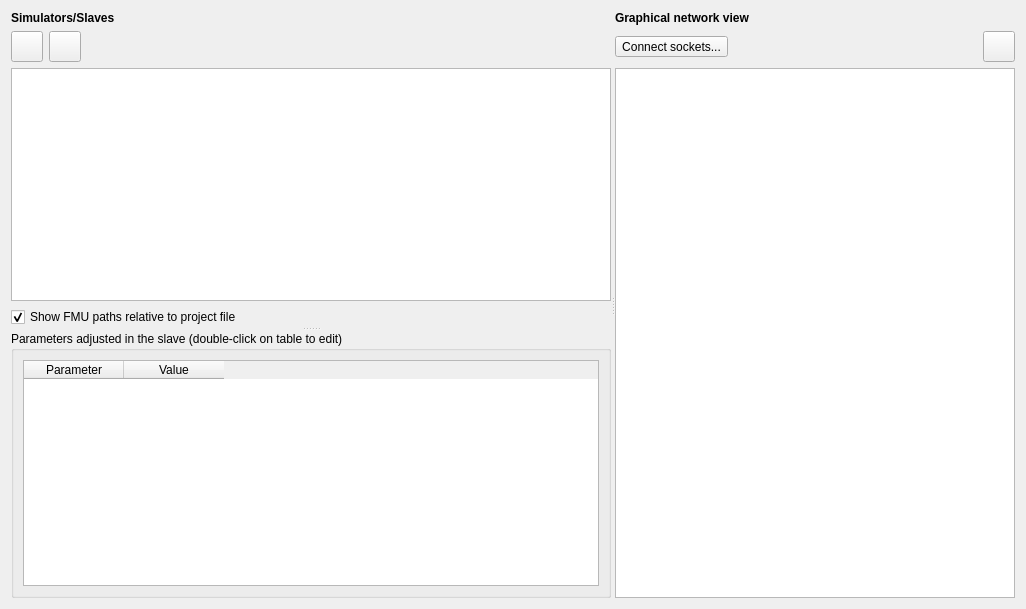
This is MasterSimulatorUI/src/MSIMViewSlaves.ui in ghorwin/MasterSim as Qt 5 draws it before an edit. The edited form follows.
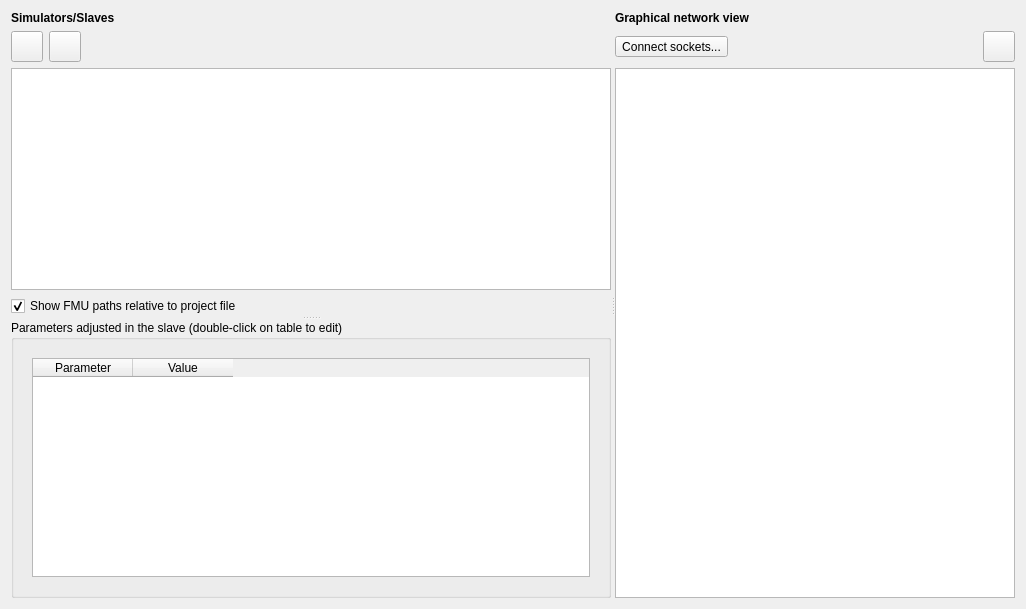
This is the edited form. The open tabs and pages were chosen to show the change. Icons and pictures are not drawn. Custom widgets are drawn as their Qt base class.

What changed in the file:
```diff
--- a/MasterSimulatorUI/src/MSIMViewSlaves.ui
+++ b/MasterSimulatorUI/src/MSIMViewSlaves.ui
@@ -128,6 +128,10 @@
        </property>
        <layout class="QVBoxLayout" name="verticalLayout_4">
         <item>
+         <widget class="QStackedWidget" name="stackedWidget">
+          <widget class="QWidget" name="pageProperties">
+           <layout class="QVBoxLayout" name="verticalLayout_2">
+            <item>
          <widget class="QTableWidget" name="widgetProperties">
           <property name="alternatingRowColors">
            <bool>true</bool>
@@ -152,6 +156,37 @@
         </item>
        </layout>
       </widget>
+          <widget class="QWidget" name="pageConnectors">
+           <layout class="QVBoxLayout" name="verticalLayout_3">
+            <item>
+             <widget class="QTableWidget" name="widgetConnectors">
+              <property name="alternatingRowColors">
+               <bool>true</bool>
+              </property>
+              <property name="selectionMode">
+               <enum>QAbstractItemView::NoSelection</enum>
+              </property>
+              <property name="selectionBehavior">
+               <enum>QAbstractItemView::SelectRows</enum>
+              </property>
+              <column>
+               <property name="text">
+                <string>Parameter</string>
+               </property>
+              </column>
+              <column>
+               <property name="text">
+                <string>Value</string>
+               </property>
+              </column>
+             </widget>
+            </item>
+           </layout>
+          </widget>
+         </widget>
+        </item>
+       </layout>
+      </widget>
      </widget>
      <widget class="QWidget" name="layoutWidget2">
       <layout class="QGridLayout" name="gridLayout_2">
```
Left out of the diff: 2 changed lines with no effect on the pictures. Lines whose indentation alone changed are shown as unchanged.
